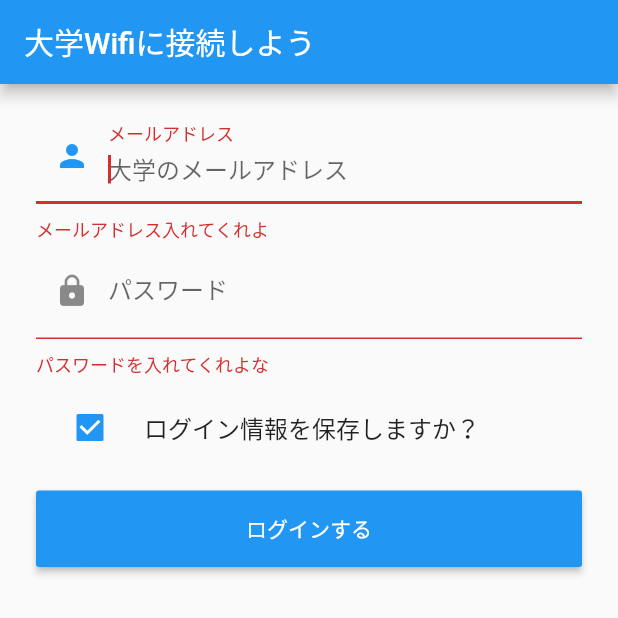
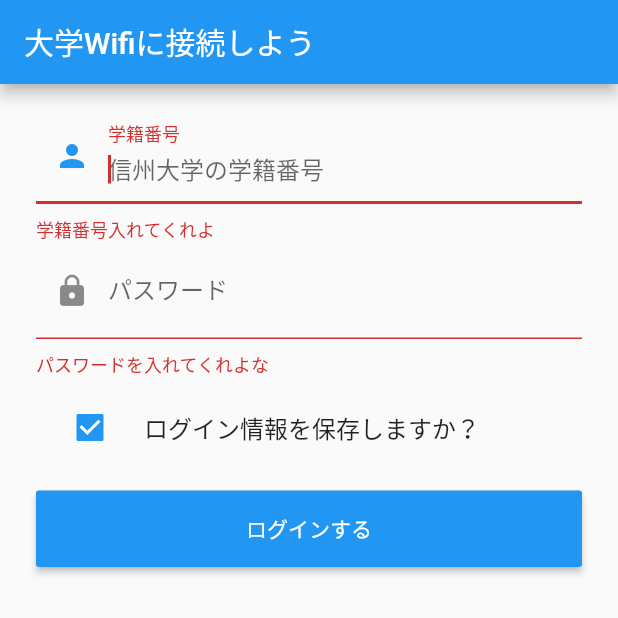
Before and after one commit to kinc-shinshu/acsu-login, a Flutter app: the screen it shows after launch, after a tap on "ログインする", on a phone screen of 412 x 824 dp, the top half of it. Run offline on Flutter 3.47's test engine with Material 2 defaults, Android fonts, the phone set to English and light mode, and no system bars; our stand-ins replace dio, shared_preferences.

```diff
--- a/lib/main.dart
+++ b/lib/main.dart
@@ -1,5 +1,7 @@
 import 'package:dio/dio.dart';
 import 'package:flutter/material.dart';
+import 'package:shared_preferences/shared_preferences.dart';
+import 'dart:io';
 
 void main() => runApp(MyApp());
 
@@ -28,6 +30,32 @@ class _LoginPageState extends State<LoginPage> {
   GlobalKey _formKey= new GlobalKey<FormState>();
 
   @override
+  void initState() {
+    super.initState();
+    _loadUserData();
+  }
+
+  _loadUserData() async {
+    SharedPreferences prefs = await SharedPreferences.getInstance();
+    setState(() {
+      _uidController.text = prefs.getString('uid') ?? "";
+      _pwdController.text = prefs.getString('pwd') ?? "";
+    });
+  }
+
+  _saveUserData(uid, pwd) async {
+    SharedPreferences prefs = await SharedPreferences.getInstance();
+    prefs.setString('uid', uid);
+    prefs.setString('pwd', pwd);
+  }
+
+  _deleteUserData() async {
+    SharedPreferences prefs = await SharedPreferences.getInstance();
+    prefs.remove('uid');
+    prefs.remove('pwd');
+  }
+
+  @override
   Widget build(BuildContext context) {
     // TODO: implement build
     return Scaffold(
@@ -44,15 +72,15 @@ class _LoginPageState extends State<LoginPage> {
                     autofocus: true,
                     controller: _uidController,
                     decoration: InputDecoration(
-                    labelText: "メールアドレス",
-                    hintText: "大学のメールアドレス",
+                        labelText: "学籍番号",
+                        hintText: "信州大学の学籍番号",
                         prefixIcon: Icon(Icons.person)
                     ),
                     keyboardType: TextInputType.emailAddress,
                     validator: (v) {
                       return v
                           .trim()
-                      .length > 0 ? null : "メールアドレス入れてくれよ";
+                          .length > 0 ? null : "学籍番号入れてくれよ";
                     }
                 ),
                 TextFormField(
@@ -105,6 +133,11 @@ class _LoginPageState extends State<LoginPage> {
                             onPressed: () {
                               if((_formKey.currentState as FormState).validate()){
                                 postLoginData(_uidController.text, _pwdController.text);
+                                if (_checkboxSelected == true){
+                                  _saveUserData(_uidController.text, _pwdController.text);
+                                } else {
+                                  _deleteUserData();
+                                }
                               }
                             },
                           ),
@@ -122,7 +155,11 @@ class _LoginPageState extends State<LoginPage> {
 
 void postLoginData(uid, pwd) async {
   try {
-    Response response = await Dio().post("https://login.shinshu-u.ac.jp/cgi-bin/Login.cgi", data: {"uid": uid, "pwd": pwd});
+    // contentTypeがデフォルトだとjsonだから一応変更した
+    // jsonでもログインできるかもしれないからあとで試す
+    Dio dio = new Dio();
+    dio.options.contentType = ContentType.parse("application/x-www-form-urlencoded");
+    Response response = await dio.post("https://login.shinshu-u.ac.jp/cgi-bin/Login.cgi", data: {"uid": uid, "pwd": pwd});
     print(response);
   } catch (e) {
     print(e);
--- a/pubspec.yaml
+++ b/pubspec.yaml
@@ -26,6 +26,7 @@ dependencies:
 
   # http lib
   dio: ^2.1.3
+  shared_preferences: ^0.5.3+1
 
 dev_dependencies:
   flutter_test:
```
Also changed, not shown: pubspec.lock, 3 other files. Lines whose indentation alone changed are shown as unchanged.
